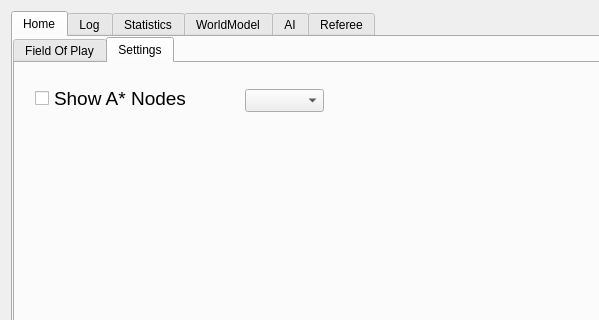
The window that src/ui/mainwindow.ui (kn2cssl/kn2cPrograms) describes before a commit, drawn with Qt 5; both pictures show x 0 to 599 and y 0 to 320 of the 799 by 692 pixel window.
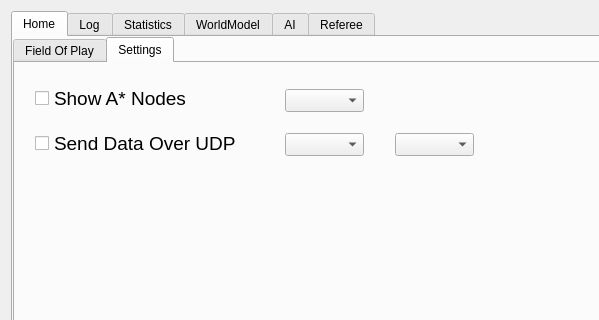
The same window after the commit. The open tabs and pages were chosen to show the change. Icons and pictures are not drawn.

Commit message: Add ui for send udp to matlab

```diff
--- a/src/ui/mainwindow.ui
+++ b/src/ui/mainwindow.ui
@@ -99,7 +99,7 @@
          <widget class="QComboBox" name="astarIndex_comboBox">
           <property name="geometry">
            <rect>
-            <x>230</x>
+            <x>270</x>
             <y>26</y>
             <width>79</width>
             <height>23</height>
@@ -109,6 +109,44 @@
            <string extracomment="3"/>
           </property>
          </widget>
+         <widget class="QCheckBox" name="udp_checkBox">
+          <property name="geometry">
+           <rect>
+            <x>20</x>
+            <y>70</y>
+            <width>231</width>
+            <height>21</height>
+           </rect>
+          </property>
+          <property name="font">
+           <font>
+            <pointsize>14</pointsize>
+           </font>
+          </property>
+          <property name="text">
+           <string>Send Data Over UDP</string>
+          </property>
+         </widget>
+         <widget class="QComboBox" name="udpID_comboBox">
+          <property name="geometry">
+           <rect>
+            <x>270</x>
+            <y>70</y>
+            <width>79</width>
+            <height>23</height>
+           </rect>
+          </property>
+         </widget>
+         <widget class="QComboBox" name="valUDP_comboBox">
+          <property name="geometry">
+           <rect>
+            <x>380</x>
+            <y>70</y>
+            <width>79</width>
+            <height>23</height>
+           </rect>
+          </property>
+         </widget>
         </widget>
        </widget>
       </widget>
```
The commit also changes 4 other files.
